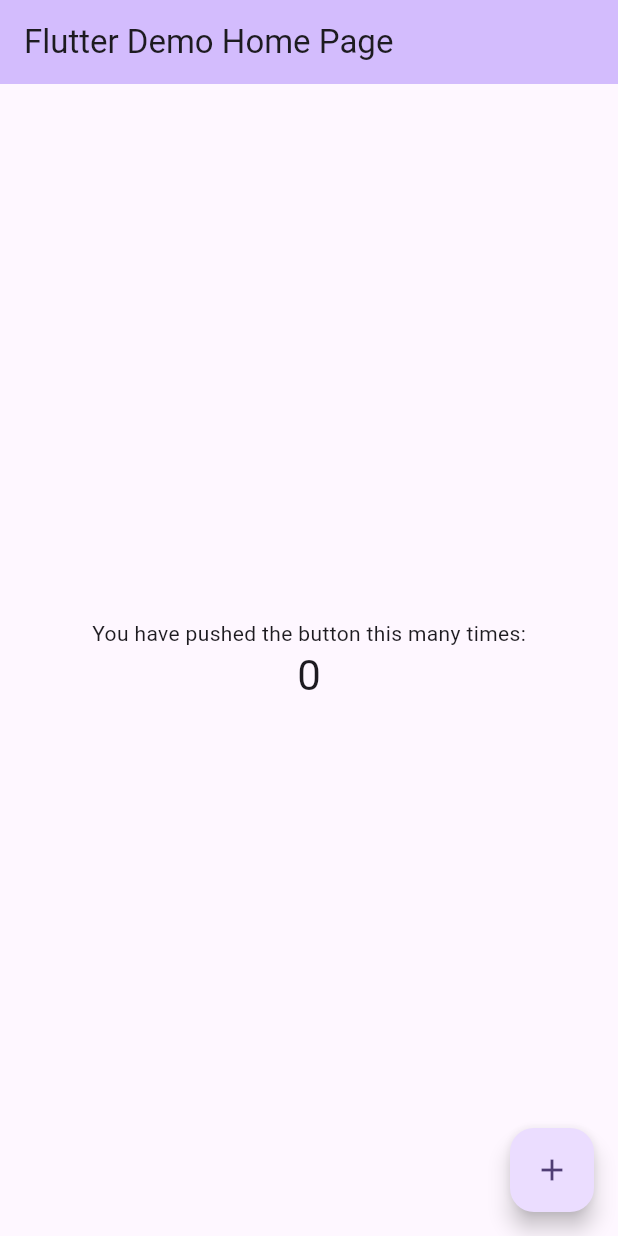
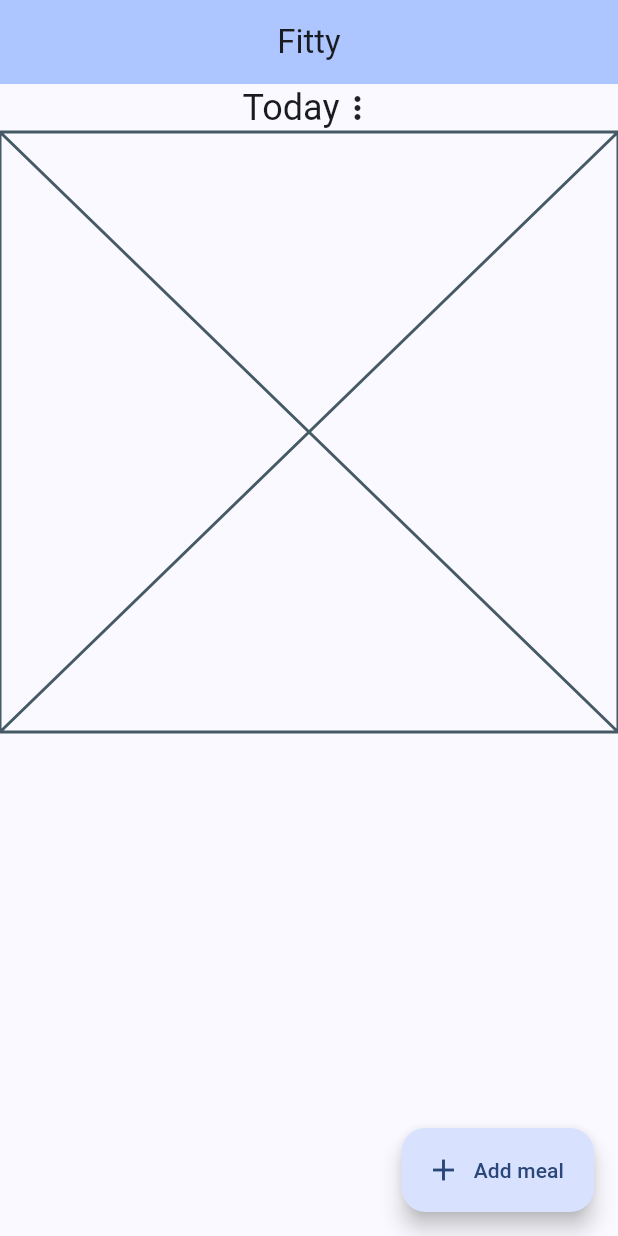
Before and after one commit to trullse/fitty, a Flutter app: the screen it shows after launch, on a phone screen of 412 x 824 dp. Run offline on Flutter 3.47's test engine with Material 3 defaults, Android fonts, the phone set to English and light mode, and no system bars.

Commit message:
add home page

```diff
--- a/lib/main.dart
+++ b/lib/main.dart
@@ -1,69 +1,7 @@
 import 'package:flutter/material.dart';
 
+import './pages/fitty_app.dart';
+
 void main() {
-  runApp(const MyApp());
+  runApp(const FittyApp());
 }
-
-class MyApp extends StatelessWidget {
-  const MyApp({super.key});
-
-  @override
-  Widget build(BuildContext context) {
-    return MaterialApp(
-      title: 'Flutter Demo',
-      theme: ThemeData(
-        colorScheme: ColorScheme.fromSeed(seedColor: Colors.deepPurple),
-        useMaterial3: true,
-      ),
-      home: const MyHomePage(title: 'Flutter Demo Home Page'),
-    );
-  }
-}
-
-class MyHomePage extends StatefulWidget {
-  const MyHomePage({super.key, required this.title});
-
-  final String title;
-
-  @override
-  State<MyHomePage> createState() => _MyHomePageState();
-}
-
-class _MyHomePageState extends State<MyHomePage> {
-  int _counter = 0;
-
-  void _incrementCounter() {
-    setState(() {
-      _counter++;
-    });
-  }
-
-  @override
-  Widget build(BuildContext context) {
-    return Scaffold(
-      appBar: AppBar(
-        backgroundColor: Theme.of(context).colorScheme.inversePrimary,
-        title: Text(widget.title),
-      ),
-      body: Center(
-        child: Column(
-          mainAxisAlignment: MainAxisAlignment.center,
-          children: <Widget>[
-            const Text(
-              'You have pushed the button this many times:',
-            ),
-            Text(
-              '$_counter',
-              style: Theme.of(context).textTheme.headlineMedium,
-            ),
-          ],
-        ),
-      ),
-      floatingActionButton: FloatingActionButton(
-        onPressed: _incrementCounter,
-        tooltip: 'Increment',
-        child: const Icon(Icons.add),
-      ),
-    );
-  }
-}
--- /dev/null
+++ b/lib/pages/fitty_app.dart
@@ -0,0 +1,19 @@
+import 'package:flutter/material.dart';
+
+import '../pages/home_page.dart';
+
+class FittyApp extends StatelessWidget {
+  const FittyApp({super.key});
+
+  @override
+  Widget build(BuildContext context) {
+    return MaterialApp(
+      title: 'Fitty',
+      theme: ThemeData(
+        colorScheme: ColorScheme.fromSeed(seedColor: Colors.blueAccent),
+        useMaterial3: true,
+      ),
+      home: const HomePage(title: 'Fitty'),
+    );
+  }
+}
--- /dev/null
+++ b/lib/pages/home_page.dart
@@ -0,0 +1,45 @@
+import 'package:fitty/widgets/home/date_picker.dart';
+import 'package:flutter/material.dart';
+
+class HomePage extends StatefulWidget {
+  const HomePage({super.key, required this.title});
+
+  final String title;
+
+  @override
+  State<HomePage> createState() => _HomePageState();
+}
+
+class _HomePageState extends State<HomePage> {
+  @override
+  Widget build(BuildContext context) {
+    return Scaffold(
+      appBar: AppBar(
+        backgroundColor: Theme.of(context).colorScheme.inversePrimary,
+        title: Text(widget.title),
+        centerTitle: true,
+      ),
+      body: ListView(
+        children: const [
+          DatePicker(),
+          Placeholder(),
+        ],
+      ),
+      floatingActionButton: const _AddFloatingButton(),
+    );
+  }
+}
+
+class _AddFloatingButton extends StatelessWidget {
+  const _AddFloatingButton({super.key});
+
+  @override
+  Widget build(BuildContext context) {
+    return FloatingActionButton.extended(
+      onPressed: () => {},
+      tooltip: 'Add meal',
+      label: const Text('Add meal'),
+      icon: const Icon(Icons.add),
+    );
+  }
+}
--- /dev/null
+++ b/lib/widgets/home/date_picker.dart
@@ -0,0 +1,56 @@
+import 'package:flutter/material.dart';
+import 'package:intl/intl.dart';
+
+class DatePicker extends StatefulWidget {
+  const DatePicker({super.key});
+
+  @override
+  State<DatePicker> createState() => _DatePickerState();
+}
+
+class _DatePickerState extends State<DatePicker> {
+  DateTime _selectedDate = DateTime.now();
+  final DateFormat _formatter = DateFormat('dd MMMM yyyy');
+
+  @override
+  Widget build(BuildContext context) {
+    return GestureDetector(
+      child: Row(
+        mainAxisAlignment: MainAxisAlignment.center,
+        children: [
+          Text(
+            _getRelativeDateText(),
+            style: Theme.of(context).textTheme.headlineSmall,
+          ),
+          const Icon(Icons.more_vert),
+        ],
+      ),
+      onTap: () => _showDatePicker(context),
+    );
+  }
+
+  String _getRelativeDateText() {
+    final daysDifference = DateTime.now().difference(_selectedDate).inDays;
+    if (daysDifference == 0) {
+      return 'Today';
+    } else if (daysDifference == 1) {
+      return 'Yesterday';
+    } else {
+      return _formatter.format(_selectedDate);
+    }
+  }
+
+  Future<void> _showDatePicker(BuildContext context) async {
+    final DateTime? picked = await showDatePicker(
+      context: context,
+      initialDate: _selectedDate,
+      firstDate: DateTime(2000),
+      lastDate: DateTime.now(), // Restrict to today and past
+    );
+    if (picked != null && picked != _selectedDate) {
+      setState(() {
+        _selectedDate = picked;
+      });
+    }
+  }
+}
--- a/pubspec.yaml
+++ b/pubspec.yaml
@@ -35,6 +35,7 @@ dependencies:
   # The following adds the Cupertino Icons font to your application.
   # Use with the CupertinoIcons class for iOS style icons.
   cupertino_icons: ^1.0.6
+  intl: ^0.19.0
 
 dev_dependencies:
   flutter_test:
```
Also changed, not shown: lib/widgets/shared/navigation_bar.dart (added), pubspec.lock.
